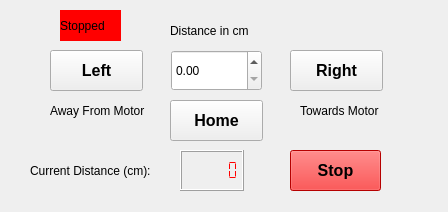
This is devices/StepperMotor/Hakeem_StepperMotors.ui in nfbeier/15tw-smartsystem as Qt 5 draws it before an edit. The edited form follows.
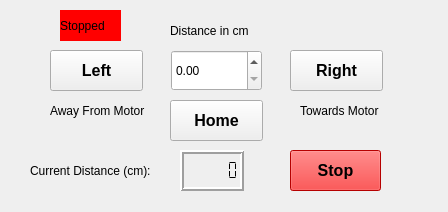
This is the edited form.

Diff of the .ui file:
```diff
--- a/devices/StepperMotor/Hakeem_StepperMotors.ui
+++ b/devices/StepperMotor/Hakeem_StepperMotors.ui
@@ -109,7 +109,7 @@
       <colorrole role="Text">
        <brush brushstyle="SolidPattern">
         <color alpha="255">
-         <red>255</red>
+         <red>0</red>
          <green>0</green>
          <blue>0</blue>
         </color>
@@ -118,7 +118,7 @@
       <colorrole role="ButtonText">
        <brush brushstyle="SolidPattern">
         <color alpha="255">
-         <red>255</red>
+         <red>0</red>
          <green>0</green>
          <blue>0</blue>
         </color>
@@ -136,7 +136,7 @@
       <colorrole role="PlaceholderText">
        <brush brushstyle="NoBrush">
         <color alpha="128">
-         <red>255</red>
+         <red>0</red>
          <green>0</green>
          <blue>0</blue>
         </color>
@@ -165,7 +165,7 @@
       <colorrole role="Text">
        <brush brushstyle="SolidPattern">
         <color alpha="255">
-         <red>255</red>
+         <red>0</red>
          <green>0</green>
          <blue>0</blue>
         </color>
@@ -174,7 +174,7 @@
       <colorrole role="ButtonText">
        <brush brushstyle="SolidPattern">
         <color alpha="255">
-         <red>255</red>
+         <red>0</red>
          <green>0</green>
          <blue>0</blue>
         </color>
@@ -192,7 +192,7 @@
       <colorrole role="PlaceholderText">
        <brush brushstyle="NoBrush">
         <color alpha="128">
-         <red>255</red>
+         <red>0</red>
          <green>0</green>
          <blue>0</blue>
         </color>
@@ -203,7 +203,7 @@
       <colorrole role="WindowText">
        <brush brushstyle="SolidPattern">
         <color alpha="255">
-         <red>255</red>
+         <red>0</red>
          <green>0</green>
          <blue>0</blue>
         </color>
@@ -221,7 +221,7 @@
       <colorrole role="Text">
        <brush brushstyle="SolidPattern">
         <color alpha="255">
-         <red>255</red>
+         <red>0</red>
          <green>0</green>
          <blue>0</blue>
         </color>
@@ -230,7 +230,7 @@
       <colorrole role="ButtonText">
        <brush brushstyle="SolidPattern">
         <color alpha="255">
-         <red>255</red>
+         <red>0</red>
          <green>0</green>
          <blue>0</blue>
         </color>
@@ -248,7 +248,7 @@
       <colorrole role="PlaceholderText">
        <brush brushstyle="NoBrush">
         <color alpha="128">
-         <red>255</red>
+         <red>0</red>
          <green>0</green>
          <blue>0</blue>
         </color>
@@ -265,11 +265,14 @@
     </font>
    </property>
    <property name="styleSheet">
-    <string notr="true"/>
+    <string notr="true">color: rgb(0, 0, 0);</string>
    </property>
    <property name="frameShadow">
     <enum>QFrame::Raised</enum>
    </property>
+   <property name="lineWidth">
+    <number>2</number>
+   </property>
    <property name="smallDecimalPoint">
     <bool>true</bool>
    </property>
```
